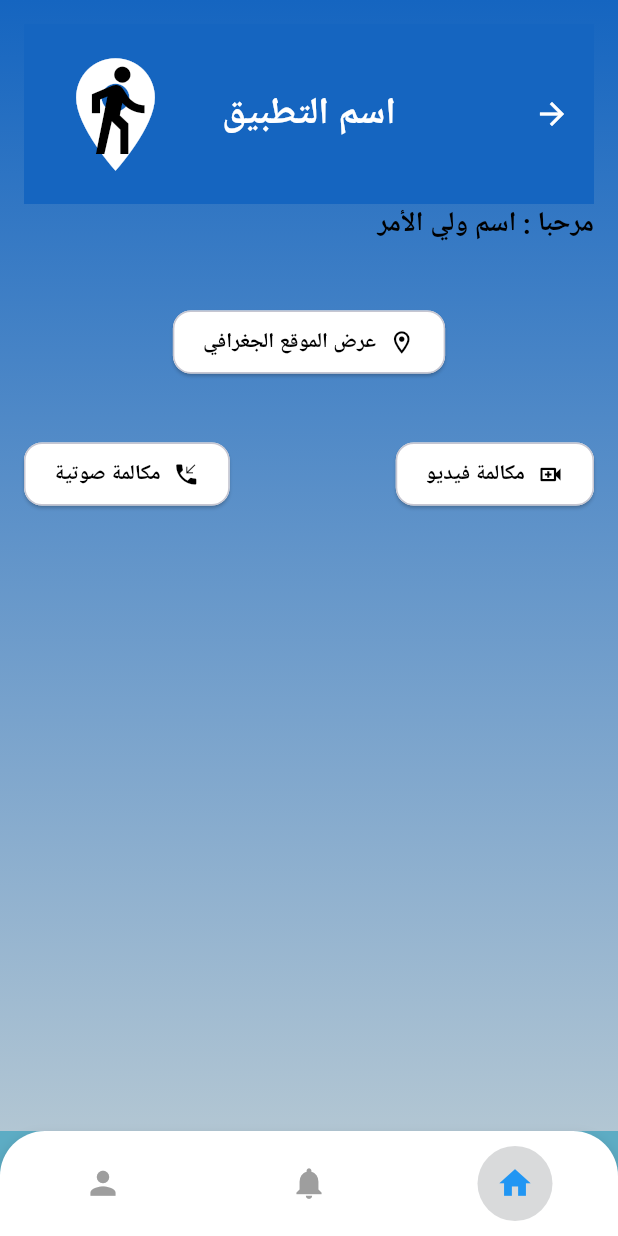
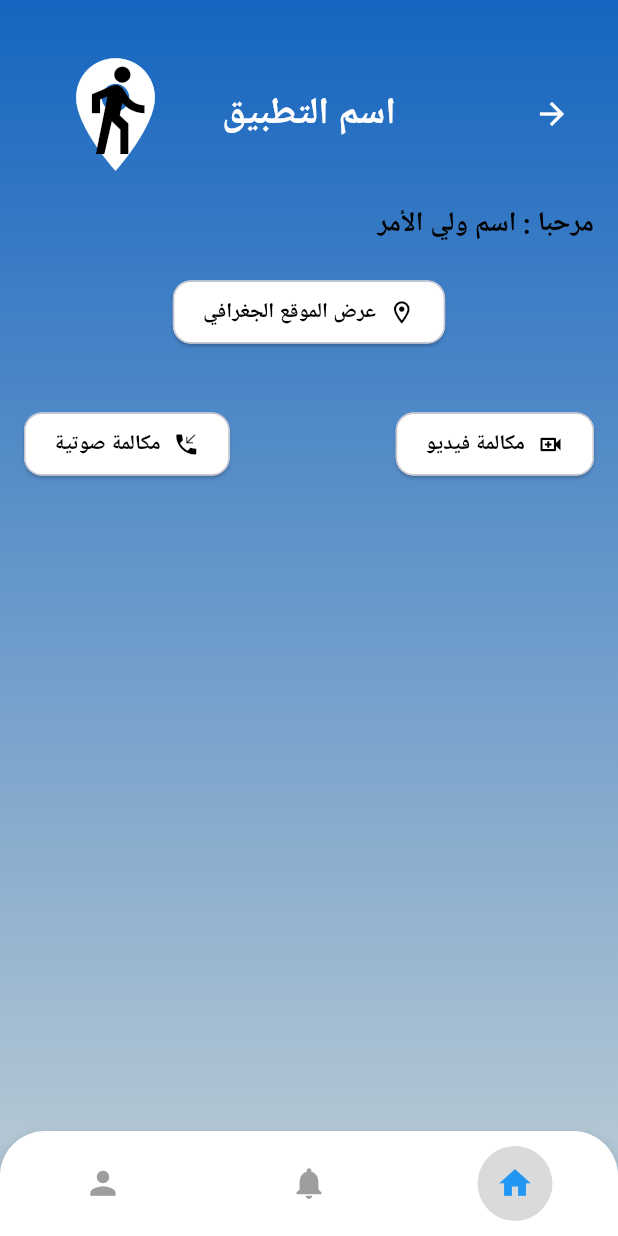
Before and after one commit to ranamohamed-hue/tracing_application, a Flutter app: the ParentPage screen opened directly, on a phone screen of 412 x 824 dp. Run offline on Flutter 3.47's test engine with Material 3 defaults, Android fonts, the phone set to English and light mode, and no system bars.

Commit message:
new update

```diff
--- a/lib/core/theming/app_color.dart
+++ b/lib/core/theming/app_color.dart
@@ -6,7 +6,7 @@ class AppColors {
       Color(0xFF0A0A3C);
 
   static const Color lightBackground =
-      Color.fromARGB(255, 93, 172, 196);
+     Color.fromARGB(255, 21, 101, 192);
 
   static const Color lightSurface =
       Color(0xFFFFFFFF);
--- a/lib/core/theming/app_theme.dart
+++ b/lib/core/theming/app_theme.dart
@@ -13,7 +13,7 @@ class AppTheme {
 
       colorScheme: const ColorScheme.light(
         primary: AppColors.lightPrimary,
-        background: Color.fromARGB(255, 192, 202, 229),
+        background: AppColors.lightBackground,
         surface: AppColors.lightSurface,
         onPrimary: Colors.white,
         onBackground: AppColors.lightText,
--- a/lib/core/widgets/appbar_part.dart
+++ b/lib/core/widgets/appbar_part.dart
@@ -11,7 +11,7 @@ class AppbarPart extends StatelessWidget implements PreferredSizeWidget {
 
       toolbarHeight: 120.0,
 
-      backgroundColor: Color.fromARGB(255, 21, 101, 192),
+      backgroundColor: Colors.transparent,
 
       elevation: 0,
 
--- a/lib/feature/parent/screens/home_page.dart
+++ b/lib/feature/parent/screens/home_page.dart
@@ -25,7 +25,7 @@ class HomePage extends StatelessWidget {
               style: TextStyle(fontWeight: FontWeight.bold, fontSize: 18),
             ),
 
-            const SizedBox(height: 40),
+            const SizedBox(height: 20),
 
             ElevatedButtonWidget(
               onpress: () {
--- a/lib/feature/parent/screens/parent_page.dart
+++ b/lib/feature/parent/screens/parent_page.dart
@@ -53,6 +53,8 @@ class _ParentPageState extends State<ParentPage> {
         child: pages[currentIndex],
       ),
       bottomNavigationBar: Container(
+        color: Color.fromARGB(255, 178, 198, 211),
+        child: Container(
           decoration: BoxDecoration(
             color: Colors.white,
             borderRadius: BorderRadius.only(
@@ -80,6 +82,7 @@ class _ParentPageState extends State<ParentPage> {
             ),
           ),
         ),
+      ),
     );
   }
 }
--- a/lib/feature/parent/screens/profile_bage.dart
+++ b/lib/feature/parent/screens/profile_bage.dart
@@ -1,4 +1,5 @@
 import 'package:flutter/material.dart';
+import 'package:tracing_app/core/theming/app_styles.dart';
 
 class ProfileBage extends StatefulWidget {
   const ProfileBage({super.key});
@@ -12,7 +13,7 @@ class _ProfileBageState extends State<ProfileBage> {
   Widget build(BuildContext context) {
     return Scaffold(
       body: Container(
-
+        decoration: AppStyles.primaryGradientDecoration,
         child: Center(child: Text("الملف الشخصي"))),
     );
   }
--- a/lib/main.dart
+++ b/lib/main.dart
@@ -2,7 +2,7 @@ import 'package:flutter/material.dart';
 import 'package:flutter/services.dart';
 import 'package:tracing_app/core/theming/app_theme.dart';
 import 'package:flutter_localizations/flutter_localizations.dart';
-import 'package:tracing_app/feature/student/screens/student_page.dart';
+import 'package:tracing_app/feature/parent/screens/parent_page.dart';
 
 void main() {
   WidgetsFlutterBinding.ensureInitialized();
@@ -27,7 +27,7 @@ class MyApp extends StatelessWidget {
       theme: AppTheme.lightTheme,
       darkTheme: AppTheme.darkTheme,
       themeMode: ThemeMode.system,
-      home: StudentPage(),
+      home:ParentPage()
     );
   }
 }
```
Lines whose indentation alone changed are shown as unchanged.
